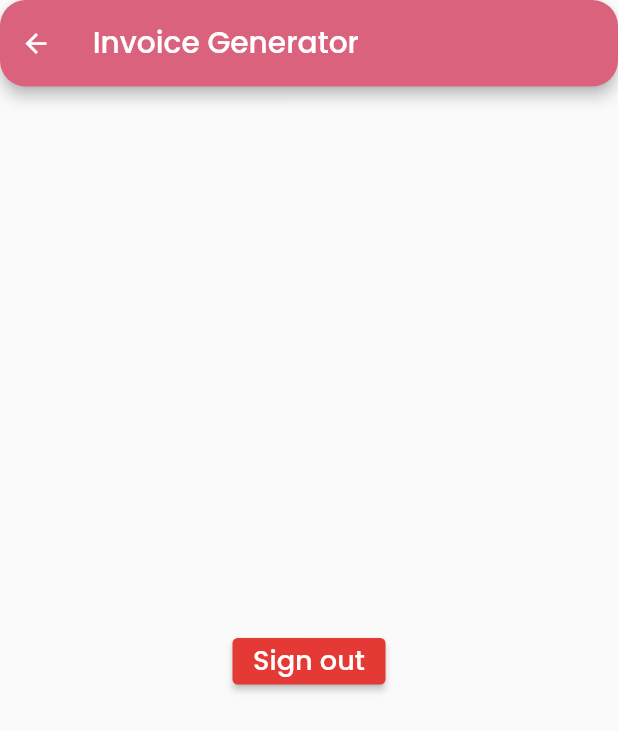
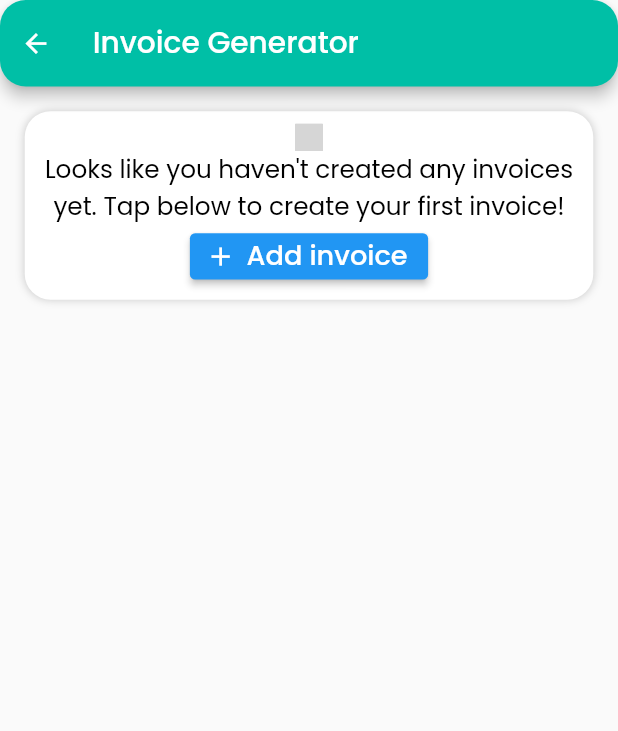
Before and after one commit to CodeSadhu/billboss, a Flutter app: the HomePage screen opened by its route, on a phone screen of 412 x 824 dp. Shown: the top 731 px of the screen. Run offline on Flutter 3.47's test engine with Material 2 defaults, Android fonts, the phone set to English and light mode, and no system bars; our stand-ins replace firebase_auth, firebase_core, flutter_svg, google_sign_in, responsive_framework, shared_preferences; accounts and stored records are empty; grey boxes are pictures that could not be loaded.

Commit message:
Add color pallete, constants file

```diff
--- a/lib/screens/home_page.dart
+++ b/lib/screens/home_page.dart
@@ -1,10 +1,12 @@
 import 'package:flutter/material.dart';
+import 'package:flutter_svg/svg.dart';
 import 'package:google_sign_in/google_sign_in.dart';
 import 'package:invoice_generator/common_widgets/text_styles.dart';
 import 'package:invoice_generator/utils/color_palette.dart';
 import 'package:invoice_generator/utils/common_methods.dart';
 import 'package:invoice_generator/utils/constants.dart';
 import 'package:invoice_generator/utils/strings.dart';
+import 'package:invoice_generator/utils/svg_paths.dart';
 
 class HomePage extends StatefulWidget {
   const HomePage({super.key});
@@ -16,6 +18,18 @@ class HomePage extends StatefulWidget {
 class _MainPageState extends State<HomePage> {
   late Size screenSize;
 
+  List invoiceList = [];
+
+  @override
+  void initState() {
+    super.initState();
+  }
+
+  @override
+  void dispose() {
+    super.dispose();
+  }
+
   @override
   Widget build(BuildContext context) {
     screenSize = getScreenSize(context);
@@ -25,7 +39,7 @@ class _MainPageState extends State<HomePage> {
           screenSize.height * appBarSize,
         ),
         child: AppBar(
-          backgroundColor: ColorPalette.pinkBlush,
+          backgroundColor: ColorPalette.tealBlue,
           shape: RoundedRectangleBorder(
             borderRadius: BorderRadius.circular(20),
           ),
@@ -40,21 +54,70 @@ class _MainPageState extends State<HomePage> {
           ),
         ),
       ),
-      body: Center(
-        child: ElevatedButton(
-          onPressed: () {
-            CommonMethods.logoutAndClearData();
-          },
-          style: ElevatedButton.styleFrom(backgroundColor: Colors.red.shade600),
-          child: Text(
-            'Sign out',
-            style: h2Style(
-              screenSize: screenSize,
-              color: Colors.white,
-            ),
-          ),
+      body: Container(
+        padding: EdgeInsets.symmetric(
+          horizontal: screenSize.width * 0.04,
+          vertical: screenSize.height * 0.02,
         ),
+        child: buildInvoiceList(invoiceList),
       ),
     );
   }
+
+  Widget buildInvoiceList(List invoiceList) {
+    if (invoiceList.isNotEmpty) {
+      return ListView.builder(
+        itemCount: invoiceList.length,
+        itemBuilder: ((context, index) {
+          return const ListTile(
+            title: Text(''),
+            subtitle: Text(''),
+          );
+        }),
+      );
+    } else {
+      return Container(
+        decoration: BoxDecoration(
+          boxShadow: getBoxShadow,
+          color: ColorPalette.white,
+          borderRadius: BorderRadius.circular(20),
+        ),
+        padding: EdgeInsets.symmetric(
+          vertical: screenSize.height * 0.01,
+          horizontal: screenSize.width * 0.02,
+        ),
+        child: Column(
+          crossAxisAlignment: CrossAxisAlignment.center,
+          mainAxisSize: MainAxisSize.min,
+          children: [
+            SvgPicture.asset(
+              SvgPath.noteList,
+              height: screenSize.height * 0.022,
+            ),
+            Text(
+              'Looks like you haven\'t created any invoices yet. Tap below to create your first invoice!',
+              style: h3Style(
+                screenSize: screenSize,
+              ),
+              textAlign: TextAlign.center,
+            ),
+            ElevatedButton.icon(
+              onPressed: () {},
+              icon: const Icon(
+                Icons.add,
+                color: ColorPalette.white,
+              ),
+              label: Text(
+                'Add invoice',
+                style: h2Style(
+                  screenSize: screenSize,
+                  color: ColorPalette.white,
+                ),
+              ),
+            ),
+          ],
+        ),
+      );
+    }
+  }
 }
--- a/lib/utils/color_palette.dart
+++ b/lib/utils/color_palette.dart
@@ -3,7 +3,9 @@ import 'package:flutter/material.dart';
 class ColorPalette {
   ColorPalette._();
 
-  static const Color pinkBlush = Color(0xFFDA627D);
-  static const Color raspberryPink = Color(0xFFA53860);
+  static const Color tealBlue = Color(0xFF00BFA6);
+  // static const Color raspberryPink = Color(0xFFA53860);
   static const Color platinumGrey = Color(0xFFD8E2DC);
+  static const Color white = Colors.white;
+  static const Color black = Colors.black;
 }
--- a/lib/utils/constants.dart
+++ b/lib/utils/constants.dart
@@ -13,3 +13,13 @@ Size getScreenSize(BuildContext context) {
   Size size = MediaQuery.of(context).size;
   return size;
 }
+
+List<BoxShadow> get getBoxShadow {
+  return [
+    BoxShadow(
+      color: Colors.grey.withOpacity(0.5),
+      blurRadius: 5,
+      // spreadRadius: 10,
+    ),
+  ];
+}
--- /dev/null
+++ b/lib/utils/svg_paths.dart
@@ -0,0 +1,9 @@
+// ignore_for_file: prefer_interpolation_to_compose_strings
+
+class SvgPath {
+  SvgPath._();
+
+  static const String _basePath = 'assets/svgs/';
+
+  static const String noteList = _basePath + 'note_list';
+}
--- a/pubspec.yaml
+++ b/pubspec.yaml
@@ -38,6 +38,7 @@ dependencies:
   firebase_core: ^2.6.1
   google_sign_in: ^6.0.0
   shared_preferences: ^2.0.17
+  flutter_svg: ^1.1.6
 
 dev_dependencies:
   flutter_test:
@@ -64,6 +65,7 @@ flutter:
   # To add assets to your application, add an assets section, like this:
   assets:
     - assets/fonts/
+    - assets/svgs/
   fonts:
     - family: Poppins
       fonts:
```
Also changed, not shown: assets/svgs/note_list.svg (added), pubspec.lock.
